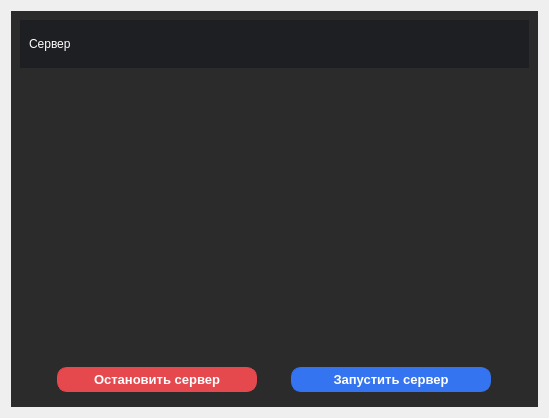
Old version of the form src/gui/ui/main_window.ui in the repository PavelSbvt/The_epic_RPG_battle.
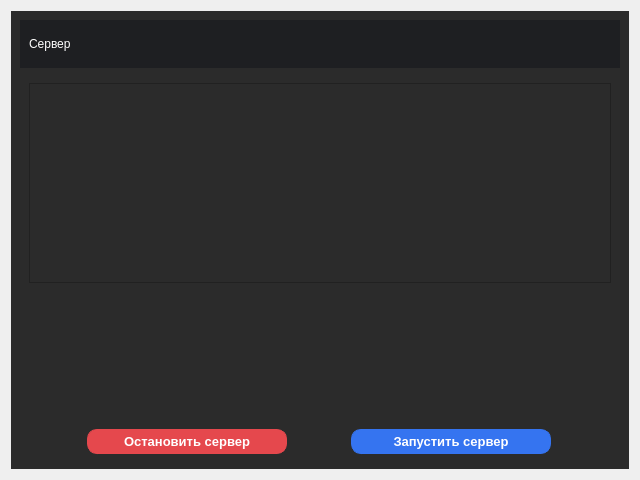
New version of the form.

Commit message: > [src/gui/ui/main_window.ui] - added a field to the form for displaying logs in the user interface

Diff of the .ui file:
```diff
--- a/src/gui/ui/main_window.ui
+++ b/src/gui/ui/main_window.ui
@@ -6,10 +6,16 @@
    <rect>
     <x>0</x>
     <y>0</y>
-    <width>549</width>
-    <height>418</height>
+    <width>640</width>
+    <height>480</height>
    </rect>
   </property>
+  <property name="minimumSize">
+   <size>
+    <width>640</width>
+    <height>480</height>
+   </size>
+  </property>
   <property name="windowTitle">
    <string>Form</string>
   </property>
@@ -57,6 +63,42 @@
         </layout>
        </widget>
       </item>
+      <item>
+       <widget class="QWidget" name="widget_2" native="true">
+        <property name="minimumSize">
+         <size>
+          <width>0</width>
+          <height>40</height>
+         </size>
+        </property>
+        <layout class="QHBoxLayout" name="horizontalLayout_3">
+         <item>
+          <widget class="QTextEdit" name="textEditForLogs">
+           <property name="minimumSize">
+            <size>
+             <width>0</width>
+             <height>200</height>
+            </size>
+           </property>
+           <property name="maximumSize">
+            <size>
+             <width>16777215</width>
+             <height>200</height>
+            </size>
+           </property>
+           <property name="styleSheet">
+            <string notr="true">QTextEdit {
+	color: #808080;
+}</string>
+           </property>
+           <property name="readOnly">
+            <bool>true</bool>
+           </property>
+          </widget>
+         </item>
+        </layout>
+       </widget>
+      </item>
       <item>
        <spacer name="verticalSpacer">
         <property name="orientation">
```
